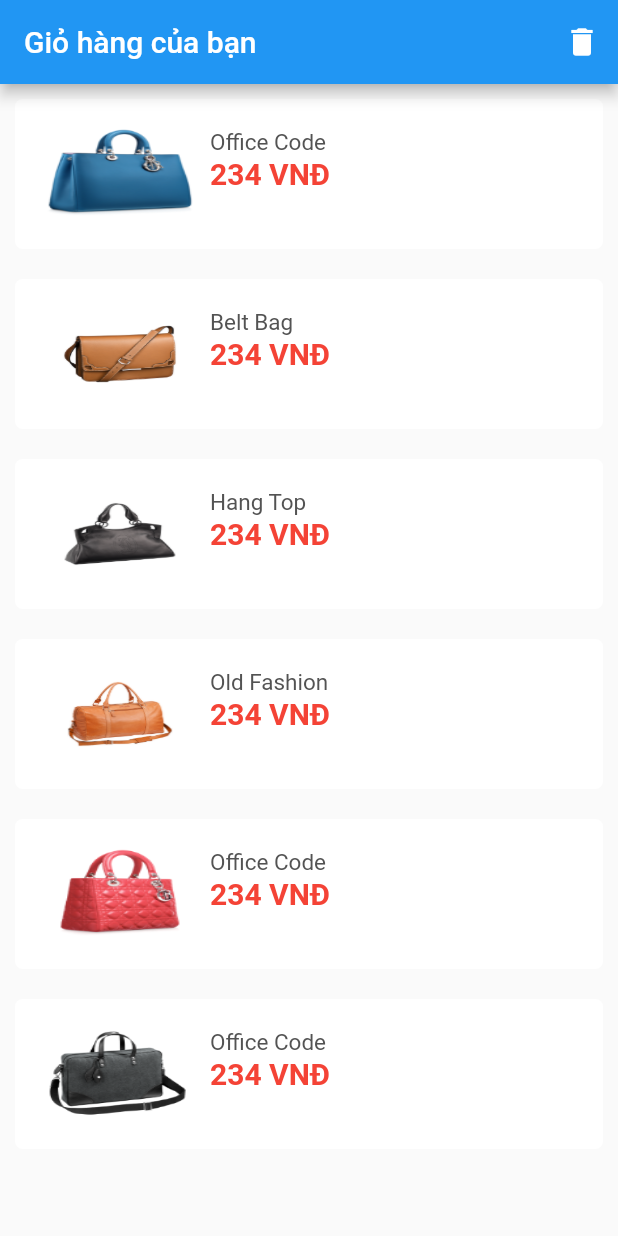
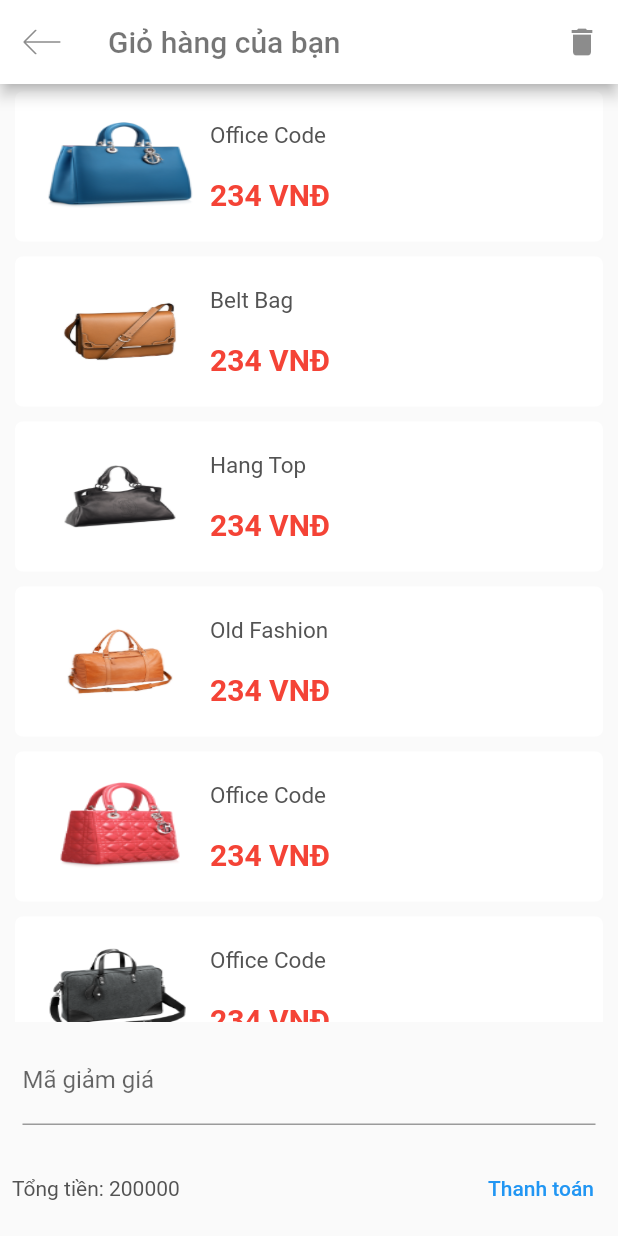
Before and after one commit to tranhiepnguyenhuy1999/shoppingMobileApp, a Flutter app: the ShoppingCartScreen screen opened directly, on a phone screen of 412 x 824 dp. Run offline on Flutter 3.47's test engine with Material 2 defaults, Android fonts, the phone set to English and light mode, and no system bars; our stand-ins replace carousel_slider, flutter_svg, get; project files that could hold a hidden picture were left out.

Commit message:
[fe] update UI shoppingCart

```diff
--- a/frontend/lib/main.dart
+++ b/frontend/lib/main.dart
@@ -19,7 +19,7 @@ class MyApp extends StatelessWidget {
         textTheme: Theme.of(context).textTheme.apply(bodyColor: kTextColor),
         visualDensity: VisualDensity.adaptivePlatformDensity,
       ),
-      home: ShoppingCartScreen(),
+      home: HomeScreen(),
     );
   }
 }
--- a/frontend/lib/screens/home/components/body.dart
+++ b/frontend/lib/screens/home/components/body.dart
@@ -22,7 +22,11 @@ class Body extends StatelessWidget {
                 width: MediaQuery.of(context).size.width,
                 margin: EdgeInsets.symmetric(horizontal: 5.0),
                 decoration: BoxDecoration(
-                  color: Colors.amber
+                  color: Colors.amber,
+                  image: DecorationImage(
+                    image: AssetImage("assets/images/banner.jpg"),
+                    fit: BoxFit.cover
+                  )
                 ),
                 child: Text('text $i', style: TextStyle(fontSize: 16.0),)
               );
--- a/frontend/lib/screens/shopingCart/component/body.dart
+++ b/frontend/lib/screens/shopingCart/component/body.dart
@@ -1,4 +1,5 @@
 import 'package:flutter/material.dart';
+import 'package:shop_app/screens/details/details_screen.dart';
 import 'package:shop_app/screens/shopingCart/component/itemCard.dart';
 import 'package:shop_app/models/Product.dart';
 
@@ -11,11 +12,42 @@ class _BodyState extends State<Body> {
 
   @override
   Widget build(BuildContext context) {
-    return Container(
-      child: ListView.builder(
-        itemCount: products.length,
-        itemBuilder: (context, index)=>ItemCard(item: products[index]),
+    return Column(
+      children: [Expanded(
+        child: ListView.builder(
+          itemCount: products.length,
+          itemBuilder: (context, index)=>ItemCard(item: products[index], press: () => Navigator.push(
+                            context,
+                            MaterialPageRoute(
+                              builder: (context) => DetailsScreen(
+                                product: products[index],
+                              ),
+                            )),),
+        )
+      ),
+      Padding(
+        padding: const EdgeInsets.symmetric(vertical: 10.0, horizontal: 15.0),
+        child: TextField(
+          decoration: const InputDecoration(
+          hintText: "",
+          labelText: 'Mã giảm giá',
+        ),
+        ),
       )
+      ,
+      Padding(
+        padding: const EdgeInsets.all(8.0),
+        child: Row(
+          children: [
+            Text("Tổng tiền: ${200000}"),
+            Expanded(child: Container()),
+            TextButton(onPressed: (){}, child:
+            Text("Thanh toán")
+            )
+          ],
+        ),
+      )
+      ]
     );
   }
 }
--- a/frontend/lib/screens/shopingCart/component/itemCard.dart
+++ b/frontend/lib/screens/shopingCart/component/itemCard.dart
@@ -3,16 +3,17 @@ import 'package:shop_app/models/Product.dart';
 
 class ItemCard extends StatelessWidget {
   final Product item;
-
+  final Function press;
   const ItemCard({
     Key key,
     this.item,
+    this.press
   }) : super(key: key);
 
   @override
   Widget build(BuildContext context) {
     return Padding(
-    padding: const EdgeInsets.all(10.0),
+    padding: const EdgeInsets.symmetric(horizontal: 10.0, vertical: 5.0),
     child: Container(
       padding: EdgeInsets.all(20),
       width: double.maxFinite,
@@ -23,14 +24,17 @@ class ItemCard extends StatelessWidget {
       ),
       child: Row(
         children: [
-          Container(
+          GestureDetector(
+            onTap: press,
+            child: Container(
               width: 100,
-            height: 80,
+              height: 100,
               decoration: BoxDecoration(
                 image: DecorationImage(
                   image:  AssetImage(item.image),
                   fit: BoxFit.fill
                 )
+              ),
             ),
           ),
           Expanded(child:
@@ -40,6 +44,7 @@ class ItemCard extends StatelessWidget {
                crossAxisAlignment: CrossAxisAlignment.start,
                children: [
                  Text("${item.title}", style: TextStyle(fontSize: 15)),
+                 Expanded(child: Container(),),
                  Text("${item.price} VNĐ",style: TextStyle(fontWeight: FontWeight.bold, fontSize: 20, color: Colors.red))
                ]
              ),
--- a/frontend/lib/screens/shopingCart/shoppingCart_screen.dart
+++ b/frontend/lib/screens/shopingCart/shoppingCart_screen.dart
@@ -1,4 +1,5 @@
 import 'package:flutter/material.dart';
+import 'package:flutter_svg/svg.dart';
 import 'package:shop_app/screens/shopingCart/component/body.dart';
 
 class ShoppingCartScreen extends StatelessWidget {
@@ -6,9 +7,17 @@ class ShoppingCartScreen extends StatelessWidget {
   Widget build(BuildContext context) {
     return Scaffold(
       appBar: AppBar(
-        title: Text("Giỏ hàng của bạn"),
+        title: Text("Giỏ hàng của bạn", style: TextStyle(color: Colors.black54),),
+        backgroundColor: Colors.white,
+              leading: IconButton(
+        icon: SvgPicture.asset(
+          'assets/icons/back.svg',
+          color: Colors.black45,
+        ),
+        onPressed: () => Navigator.pop(context),
+      ),
         actions: [
-          IconButton(onPressed: (){}, icon: Icon(Icons.delete))
+          IconButton(onPressed: (){}, icon: Icon(Icons.delete), color: Colors.black45,)
         ],
       ),
       body: Body(),
```
Also changed, not shown: frontend/lib/screens/home/home_screen.dart (+16 -1 lines). Lines whose indentation alone changed are shown as unchanged.
